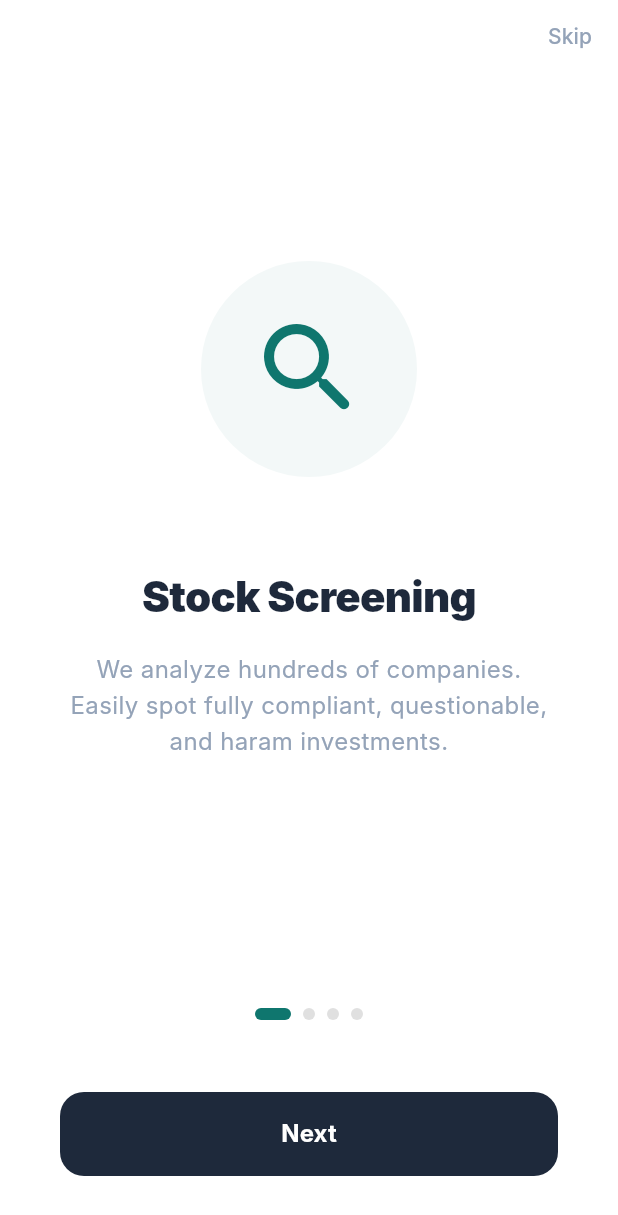
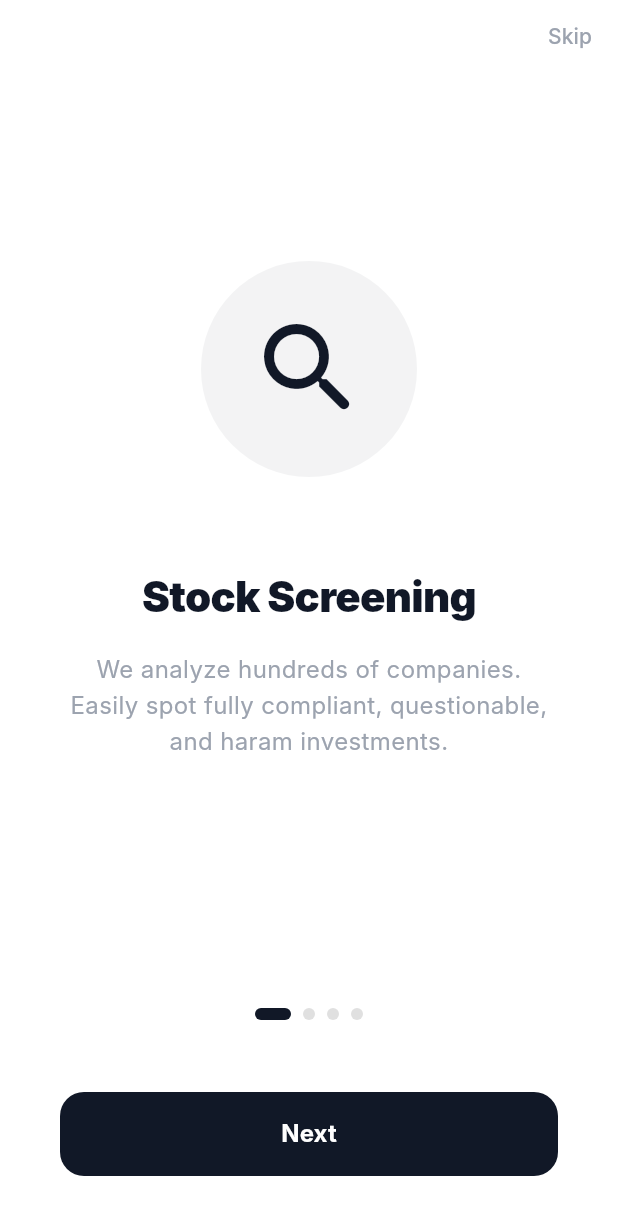
Before and after one commit to iisinan/irshad, a Flutter app: the screen it shows after launch, on a phone screen of 412 x 824 dp. Shown: the top 1215 px of the screen. Run offline on Flutter 3.47's test engine with Material 3 defaults, Android fonts, the phone set to English and light mode, and no system bars; our stand-ins replace dio, firebase_core, firebase_messaging, fl_chart, flutter_local_notifications, flutter_markdown and 7 more; missing offline and left inert: mobile_scanner; accounts and stored records are empty; Roboto replaces fonts that are missing (Inter).

Commit message:
feat: migrate to Premium Fintech Design System (Charcoal & Emerald)

```diff
--- a/mobile/lib/core/theme/app_theme.dart
+++ b/mobile/lib/core/theme/app_theme.dart
@@ -2,27 +2,27 @@ import 'package:flutter/material.dart';
 
 class AppTheme {
   // Core Palette
-  static const Color primary = Color(0xFF0F766E); // Deep Emerald Green
-  static const Color primaryHover = Color(0xFF115E59);
-  static const Color accent = Color(0xFFD4AF37); // Premium Gold, use sparingly
+  static const Color primary = Color(0xFF111827); // Deep Charcoal
+  static const Color primaryHover = Color(0xFF1F2937);
+  static const Color accent = Color(0xFF10B981); // Emerald Green
 
   // Backgrounds
-  static const Color bg = Color(0xFFF8FAFC);
+  static const Color bg = Color(0xFFF9FAFB);
   static const Color bgAlt = Color(0xFFFFFFFF); // Cards
-  static const Color bgSection = Color(0xFFF1F5F9); // Secondary Background
-  static const Color divider = Color(0xFFE2E8F0);
+  static const Color bgSection = Color(0xFFF3F4F6); // Secondary Background
+  static const Color divider = Color(0xFFECEFF3);
 
   // Typography
-  static const Color textDark = Color(0xFF1E293B);
-  static const Color textBody = Color(0xFF64748B);
-  static const Color textMuted = Color(0xFF94A3B8);
-  static const Color textDisabled = Color(0xFFCBD5E1);
+  static const Color textDark = Color(0xFF111827);
+  static const Color textBody = Color(0xFF6B7280);
+  static const Color textMuted = Color(0xFF9CA3AF);
+  static const Color textDisabled = Color(0xFFD1D5DB);
 
   // Status
-  static const Color halal = Color(0xFF16A34A);
+  static const Color halal = Color(0xFF22C55E);
   static const Color questionable = Color(0xFFF59E0B);
-  static const Color haram = Color(0xFFDC2626);
-  static const Color review = Color(0xFF2563EB);
+  static const Color haram = Color(0xFFEF4444);
+  static const Color review = Color(0xFF3B82F6); // Modern Blue for Review
 
   // Theme Data
   static ThemeData get lightTheme {
@@ -46,11 +46,48 @@ class AppTheme {
       ),
       bottomNavigationBarTheme: const BottomNavigationBarThemeData(
         backgroundColor: bgAlt,
-        selectedItemColor: primary,
+        selectedItemColor: primary, // Active navigation items are Deep Charcoal
         unselectedItemColor: textMuted,
-        elevation: 16,
+        elevation: 8,
         selectedLabelStyle: TextStyle(fontWeight: FontWeight.w600, fontSize: 11),
         unselectedLabelStyle: TextStyle(fontWeight: FontWeight.w500, fontSize: 11),
+      ),
+      elevatedButtonTheme: ElevatedButtonThemeData(
+        style: ElevatedButton.styleFrom(
+          backgroundColor: primary,
+          foregroundColor: Colors.white,
+          shape: RoundedRectangleBorder(
+            borderRadius: BorderRadius.circular(12),
+          ),
+          padding: const EdgeInsets.symmetric(horizontal: 24, vertical: 16),
+          elevation: 0,
+        ),
+      ),
+      cardTheme: CardTheme(
+        color: bgAlt,
+        elevation: 1,
+        shadowColor: Colors.black.withOpacity(0.05),
+        shape: RoundedRectangleBorder(
+          borderRadius: BorderRadius.circular(14),
+          side: const BorderSide(color: Color(0xFFE5E7EB), width: 1),
+        ),
+      ),
+      inputDecorationTheme: InputDecorationTheme(
+        fillColor: bgAlt,
+        filled: true,
+        hintStyle: const TextStyle(color: textMuted),
+        border: OutlineInputBorder(
+          borderRadius: BorderRadius.circular(12),
+          borderSide: const BorderSide(color: Color(0xFFE5E7EB)),
+        ),
+        enabledBorder: OutlineInputBorder(
+          borderRadius: BorderRadius.circular(12),
+          borderSide: const BorderSide(color: Color(0xFFE5E7EB)),
+        ),
+        focusedBorder: OutlineInputBorder(
+          borderRadius: BorderRadius.circular(12),
+          borderSide: const BorderSide(color: accent, width: 2), // Focus is Emerald Green
+        ),
       ),
     );
   }
```
Also changed, not shown: 1 other file.
